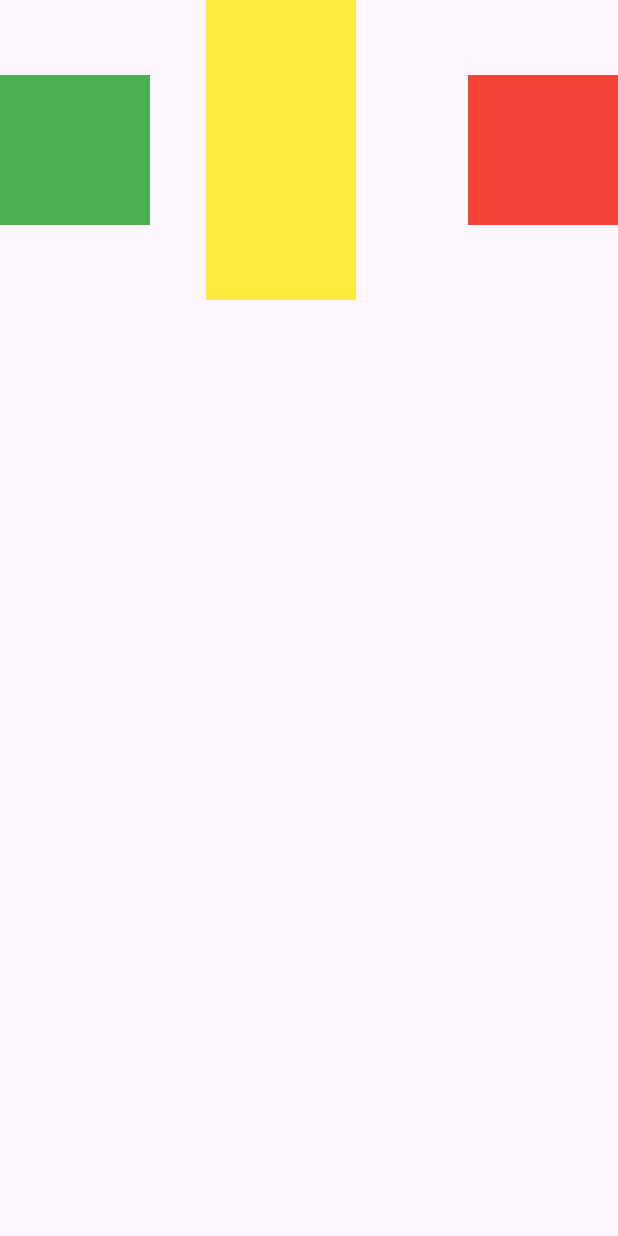
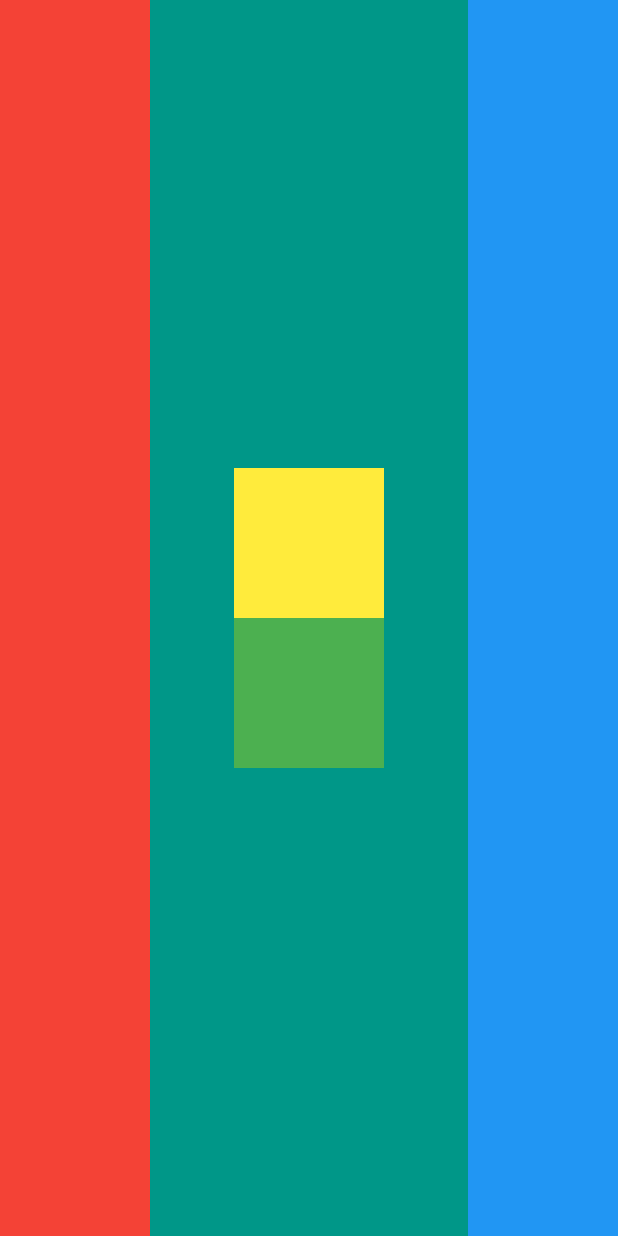
Before and after one commit to 6631501135MIN/flutter_lab, a Flutter app: the screen it shows after launch, on a phone screen of 412 x 824 dp. Run offline on Flutter 3.47's test engine with Material 3 defaults, Android fonts, the phone set to English and light mode, and no system bars.

Commit message:
Add simple row column design

```diff
--- a/lib/main.dart
+++ b/lib/main.dart
@@ -1,6 +1,6 @@
 import 'package:flutter/material.dart';
-import 'package:flutter_lab/week05/multiple_child_demo.dart';
+import 'package:flutter_lab/week05/design1.dart';
 
 void main() {
-  runApp(MaterialApp(home: MultipleChildDemo()));
+  runApp(MaterialApp(home: Design1()));
 }
--- /dev/null
+++ b/lib/week05/design1.dart
@@ -0,0 +1,30 @@
+import 'package:flutter/material.dart';
+
+class Design1 extends StatelessWidget {
+  const Design1({super.key});
+
+  @override
+  Widget build(BuildContext context) {
+    return Scaffold(
+      body: Row(
+        children: [
+          Container(width: 100, color: Colors.red),
+          Expanded(
+            child: Container(
+              width: 100,
+              color: Colors.teal,
+              child: Column(
+                mainAxisAlignment: MainAxisAlignment.center,
+                children: [
+                  Container(width: 100, height: 100, color: Colors.yellow),
+                  Container(width: 100, height: 100, color: Colors.green),
+                ],
+              ),
+            ),
+          ),
+          Container(width: 100, color: Colors.blue),
+        ],
+      ),
+    );
+  }
+}
```
Also changed, not shown: lib/week05/multiple_child_demo.dart (+15 -4 lines), lib/week05/multiple_child_demo2.dart (added, +24 -0 lines).
